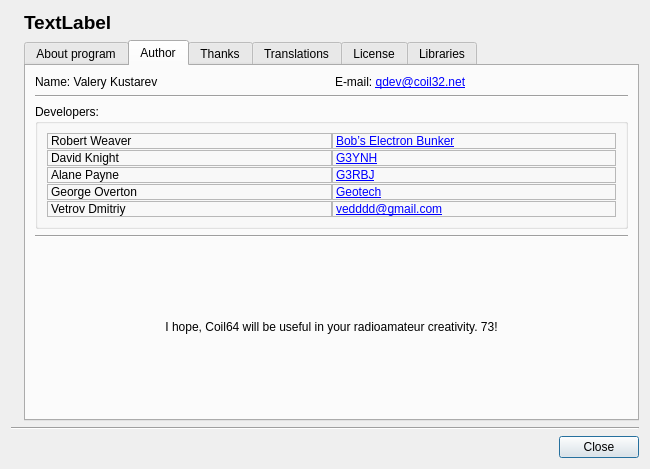
First picture: the form in about.ui, repository radioacoustick/Coil64, before the edit.
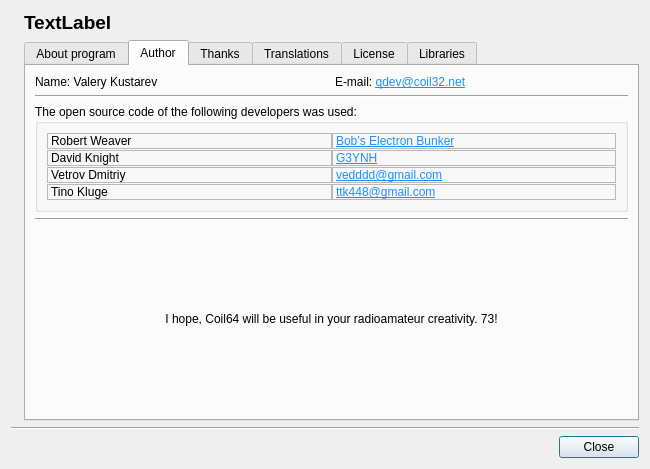
Second picture: the form after the edit. The open tabs and pages were chosen to show the change. Icons and pictures are not drawn.

```diff
--- a/about.ui
+++ b/about.ui
@@ -204,7 +204,7 @@
                 </sizepolicy>
                </property>
                <property name="text">
-                <string notr="true">E-mail: &lt;a href=&quot;mailto:qdev@coil32.net&quot;&gt;qdev@coil32.net&lt;/a&gt;</string>
+                <string notr="true">E-mail: &lt;a href=&quot;mailto:qdev@coil32.net&quot;&gt;&lt;span style=&quot;text-decoration: underline; color:DodgerBlue;&quot;&gt;qdev@coil32.net&lt;/span&gt;&lt;/a&gt;</string>
                </property>
                <property name="margin">
                 <number>6</number>
@@ -248,7 +248,7 @@
            <item>
             <widget class="QGroupBox" name="groupBox">
              <property name="title">
-              <string>Developers:</string>
+              <string>The open source code of the following developers was used:</string>
              </property>
              <layout class="QVBoxLayout" name="verticalLayout_9">
               <item>
@@ -259,13 +259,13 @@
                 <property name="verticalSpacing">
                  <number>1</number>
                 </property>
-                <item row="2" column="0">
-                 <widget class="QLabel" name="label_21">
+                <item row="3" column="0">
+                 <widget class="QLabel" name="label_28">
                   <property name="frameShape">
                    <enum>QFrame::StyledPanel</enum>
                   </property>
                   <property name="text">
-                   <string notr="true">Alane Payne</string>
+                   <string notr="true">Tino Kluge</string>
                   </property>
                  </widget>
                 </item>
@@ -281,17 +281,10 @@
                    <enum>QFrame::StyledPanel</enum>
                   </property>
                   <property name="text">
-                   <string notr="true">&lt;a href=&quot;http://electronbunker.ca/eb/Home.html&quot;&gt;&lt;span style=&quot;text-decoration: underline; color:#0000ff;&quot;&gt;Bob’s Electron Bunker&lt;/span&gt;&lt;/a&gt;</string>
+                   <string notr="true">&lt;a href=&quot;http://electronbunker.ca/eb/Home.html&quot;&gt;&lt;span style=&quot;text-decoration: underline; color:DodgerBlue;&quot;&gt;Bob’s Electron Bunker&lt;/span&gt;&lt;/a&gt;</string>
                   </property>
-                 </widget>
-                </item>
-                <item row="3" column="1">
-                 <widget class="QLabel" name="label_24">
-                  <property name="frameShape">
-                   <enum>QFrame::StyledPanel</enum>
-                  </property>
-                  <property name="text">
-                   <string notr="true">&lt;a href=&quot;https://www.geotech1.com/forums/forum.php&quot;&gt;&lt;span style=&quot;text-decoration: underline; color:#0000ff;&quot;&gt;Geotech&lt;/span&gt;&lt;/a&gt;</string>
+                  <property name="openExternalLinks">
+                   <bool>true</bool>
                   </property>
                  </widget>
                 </item>
@@ -321,23 +314,16 @@
                   </property>
                  </widget>
                 </item>
-                <item row="2" column="1">
-                 <widget class="QLabel" name="label_22">
+                <item row="3" column="1">
+                 <widget class="QLabel" name="label_29">
                   <property name="frameShape">
                    <enum>QFrame::StyledPanel</enum>
                   </property>
                   <property name="text">
-                   <string notr="true">&lt;a href=&quot;https://g3rbj.co.uk/&quot;&gt;&lt;span style=&quot;text-decoration: underline; color:#0000ff;&quot;&gt;G3RBJ&lt;/span&gt;&lt;/a&gt;</string>
+                   <string notr="true">&lt;a href=&quot;mailto:ttk448@gmail.com&quot;&gt;&lt;span style=&quot;text-decoration: underline; color:DodgerBlue;&quot;&gt;ttk448@gmail.com&lt;/span&gt;&lt;/a&gt;</string>
                   </property>
-                 </widget>
-                </item>
-                <item row="3" column="0">
-                 <widget class="QLabel" name="label_23">
-                  <property name="frameShape">
-                   <enum>QFrame::StyledPanel</enum>
-                  </property>
-                  <property name="text">
-                   <string notr="true">George Overton</string>
+                  <property name="openExternalLinks">
+                   <bool>true</bool>
                   </property>
                  </widget>
                 </item>
@@ -347,11 +333,14 @@
                    <enum>QFrame::StyledPanel</enum>
                   </property>
                   <property name="text">
-                   <string notr="true">&lt;a href=&quot;https://www.g3ynh.info/index.html&quot;&gt;&lt;span style=&quot;text-decoration: underline; color:#0000ff;&quot;&gt;G3YNH&lt;/span&gt;&lt;/a&gt;</string>
+                   <string notr="true">&lt;a href=&quot;https://www.g3ynh.info/index.html&quot;&gt;&lt;span style=&quot;text-decoration: underline; color:DodgerBlue;&quot;&gt;G3YNH&lt;/span&gt;&lt;/a&gt;</string>
+                  </property>
+                  <property name="openExternalLinks">
+                   <bool>true</bool>
                   </property>
                  </widget>
                 </item>
-                <item row="4" column="0">
+                <item row="2" column="0">
                  <widget class="QLabel" name="label_25">
                   <property name="frameShape">
                    <enum>QFrame::StyledPanel</enum>
@@ -361,13 +350,16 @@
                   </property>
                  </widget>
                 </item>
-                <item row="4" column="1">
+                <item row="2" column="1">
                  <widget class="QLabel" name="label_26">
                   <property name="frameShape">
                    <enum>QFrame::StyledPanel</enum>
                   </property>
                   <property name="text">
-                   <string notr="true">&lt;a href=&quot;mailto:vedddd@gmail.com&quot;&gt;&lt;span style=&quot;text-decoration: underline; color:#0000ff;&quot;&gt;vedddd@gmail.com&lt;/span&gt;&lt;/a&gt;</string>
+                   <string notr="true">&lt;a href=&quot;mailto:vedddd@gmail.com&quot;&gt;&lt;span style=&quot;text-decoration: underline; color:DodgerBlue;&quot;&gt;vedddd@gmail.com&lt;/span&gt;&lt;/a&gt;</string>
+                  </property>
+                  <property name="openExternalLinks">
+                   <bool>true</bool>
                   </property>
                  </widget>
                 </item>
```
Left out of the diff: 10 changed lines with no effect on the pictures.
